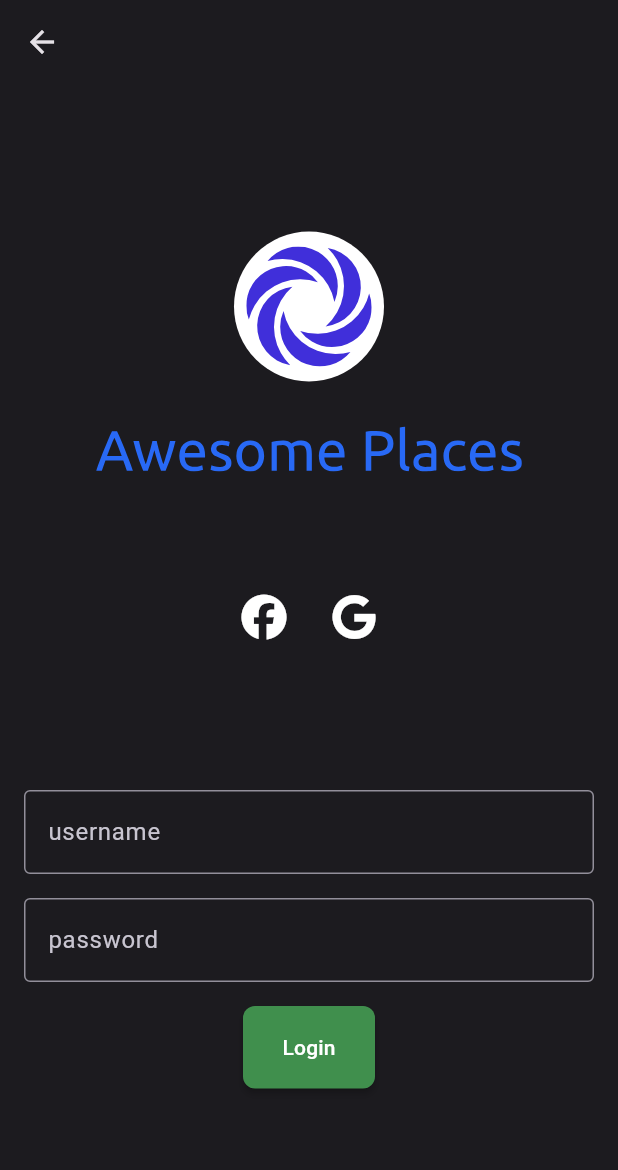
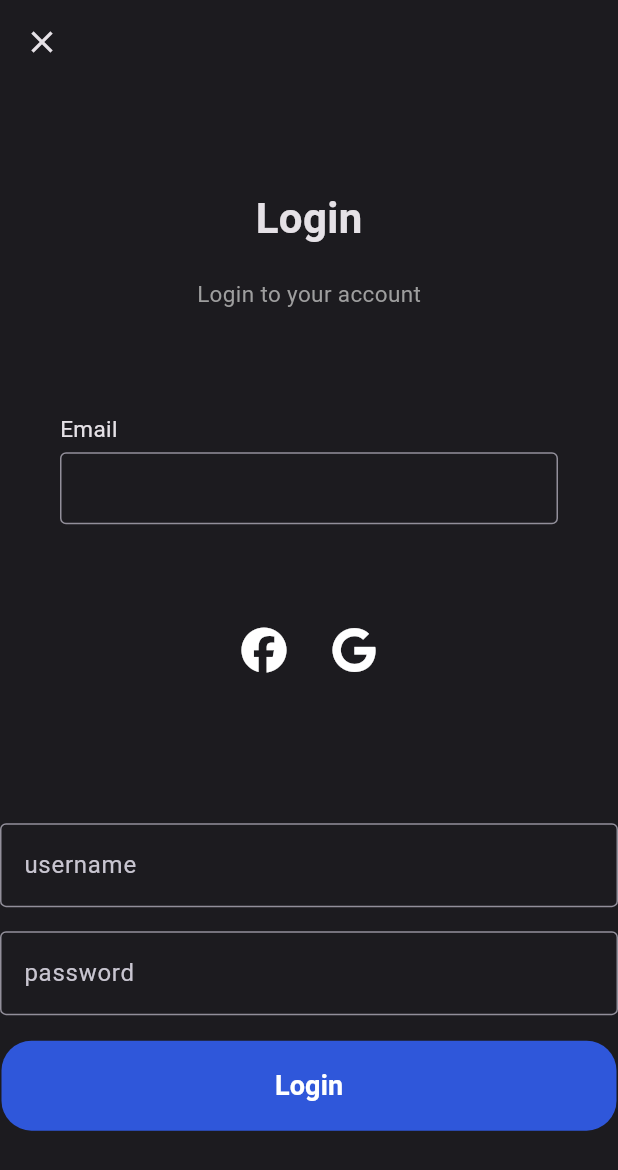
Before and after one commit to krystianpetek/AwesomePlaces, a Flutter app: the screen it shows after launch, after a tap on "Login", on a phone screen of 412 x 824 dp. Shown: the top 1170 px of the screen. Run offline on Flutter 3.47's test engine with Material 2 defaults, Android fonts, the phone set to English and light mode, and no system bars; our stand-ins replace flutter_riverpod, flutter_svg, font_awesome_flutter, go_router, shared_preferences.

Commit message:
App - Added redirect to routing when user isn't logged  Added http and shared_preferences package  Created appCache about logged user based on Shared Preferences Created auth provider Added logout user method to home screen

```diff
--- a/awesome_places/lib/src/features/auth/ui/login_screen.dart
+++ b/awesome_places/lib/src/features/auth/ui/login_screen.dart
@@ -1,8 +1,13 @@
+import 'dart:io';
+
+import 'package:awesome_places/src/features/auth/data/auth_provider.dart';
 import 'package:awesome_places/src/routes/constants.dart';
-import 'package:awesome_places/src/widgets/widgets.dart';
+import 'package:awesome_places/src/widgets/redirect_button.dart';
 import 'package:flutter/material.dart';
+import 'package:flutter_riverpod/flutter_riverpod.dart';
 import 'package:font_awesome_flutter/font_awesome_flutter.dart';
 import 'package:go_router/go_router.dart';
+import 'package:http/http.dart' as http;
 
 class LoginScreen extends StatelessWidget {
   LoginScreen({super.key, this.username});
@@ -15,23 +20,50 @@ class LoginScreen extends StatelessWidget {
 
   @override
   Widget build(BuildContext context) {
-    return Scaffold(
-      appBar: AppBar(),
-      body: Padding(
-        padding: const EdgeInsets.all(16),
-        child: Center(
+    return Consumer(builder: (context, ref, child) {
+      return Scaffold(
+        appBar: AppBar(
+          elevation: 0,
+          leading: IconButton(
+            icon: const Icon(Icons.close),
+            onPressed: () {
+              Navigator.pop(context);
+            },
+          ),
+        ),
+        body: Container(
+          width: double.infinity,
+          height: MediaQuery.of(context).size.height,
           child: Column(
             mainAxisAlignment: MainAxisAlignment.spaceEvenly,
             crossAxisAlignment: CrossAxisAlignment.stretch,
-            children: [
+            children: <Widget>[
               Column(
                 children: [
-                  BrandLogo(),
-                  SizedBox(
-                    height: 30,
+                  const Text(
+                    'Login',
+                    style: TextStyle(
+                      fontWeight: FontWeight.bold,
+                      fontSize: 28,
+                    ),
                   ),
-                  BrandName()
+                  const SizedBox(
+                    height: 20,
+                  ),
+                  Text(
+                    'Login to your account',
+                    style: TextStyle(
+                      color: Colors.grey[500],
+                      fontSize: 15,
+                    ),
+                  ),
                 ],
+              ),
+              Padding(
+                padding: EdgeInsets.symmetric(horizontal: 40),
+                child: Column(children: [
+                  buildInputField(label: 'Email'),
+                ]),
               ),
               Column(
                 children: [
@@ -59,14 +91,20 @@ class LoginScreen extends StatelessWidget {
                   const SizedBox(height: 16),
                   buildTextField('password'),
                   const SizedBox(height: 16),
-                  buildButton(context),
+                  RedirectButton(
+                    onClick: () {
+                      ref.read(authNotifierProvider).login('a', 'b');
+                      context.goNamed(Routes.home.name);
+                    },
+                    text: 'Login',
+                  ),
                 ],
               )
             ],
           ),
         ),
-      ),
-    );
+      );
+    });
   }
 
   Widget buildButton(BuildContext context) {
@@ -90,6 +128,43 @@ class LoginScreen extends StatelessWidget {
     );
   }
 
+  Widget buildInputField({label, obscureText = false}) {
+    return Column(
+      crossAxisAlignment: CrossAxisAlignment.start,
+      children: <Widget>[
+        Text(
+          label,
+          style: const TextStyle(
+            fontSize: 15,
+            fontWeight: FontWeight.w400,
+          ),
+        ),
+        const SizedBox(height: 5),
+        TextField(
+          obscureText: obscureText,
+          // cursorColor: logoColor,
+          decoration: const InputDecoration(
+            contentPadding: EdgeInsets.symmetric(vertical: 0, horizontal: 10),
+
+            border: OutlineInputBorder(
+              borderSide: BorderSide(
+                color: Colors.green,
+                width: 1.0,
+              ),
+            ),
+            focusedBorder: OutlineInputBorder(
+              borderSide: BorderSide(
+                color: Colors.green,
+              ),
+            ),
+            // hintText: hintText,
+            hintStyle: TextStyle(height: 0.5),
+          ),
+        )
+      ],
+    );
+  }
+
   Widget buildTextField(String hintText) {
     return TextField(
       cursorColor: logoColor,
@@ -102,7 +177,7 @@ class LoginScreen extends StatelessWidget {
         ),
         focusedBorder: const OutlineInputBorder(
           borderSide: BorderSide(
-            color: Colors.green,
+            color: Colors.grey,
           ),
         ),
         hintText: hintText,
--- a/awesome_places/lib/src/routes/app_router.dart
+++ b/awesome_places/lib/src/routes/app_router.dart
@@ -1,3 +1,4 @@
+import 'package:awesome_places/src/features/auth/data/auth_provider.dart';
 import 'package:awesome_places/src/features/auth/ui/login_screen.dart';
 import 'package:awesome_places/src/features/auth/ui/register_screen.dart';
 import 'package:awesome_places/src/features/auth/ui/welcome_screen.dart';
@@ -5,7 +6,6 @@ import 'package:awesome_places/src/features/explore/presentation/explore_screen.
 import 'package:awesome_places/src/features/home/presentation/home_screen.dart';
 import 'package:awesome_places/src/features/main/presentation/main_screen.dart';
 import 'package:awesome_places/src/features/not_found/presentation/not-found_screen.dart';
-import 'package:awesome_places/src/features/settings/data/providers/app_settings_provider.dart';
 import 'package:awesome_places/src/routes/constants.dart';
 import 'package:flutter/material.dart';
 import 'package:flutter_riverpod/flutter_riverpod.dart';
@@ -16,14 +16,25 @@ class AppRouter {
   static final _shellNavigatorKey = GlobalKey<NavigatorState>();
 
   static final router = Provider<GoRouter>((ref) {
-    final duplicated = ref.read(appSettingsNotifierProvider);
-    // final notifier = ref.read(goRouterNotifierProvider);
+    // final duplicated = ref.read(appSettingsNotifierProvider);
+    final auth = ref.read(authNotifierProvider);
 
     return GoRouter(
       debugLogDiagnostics: true,
       initialLocation: Routes.welcome.path,
       navigatorKey: _rootNavigatorKey,
-      // refreshListenable: notifier,
+      refreshListenable: auth,
+      redirect: (context, state) {
+        final loggedIn = auth.isLoggedIn;
+        final loggingIn = state.subloc == '/login';
+
+        final registeringIn = state.subloc == '/register';
+        if (!loggedIn && !loggingIn && registeringIn) return '/register';
+
+        if (!loggedIn) return loggingIn ? null : '/';
+        if (loggingIn) return Routes.home.path;
+        return null;
+      },
       routes: [
         GoRoute(
             name: Routes.welcome.name,
--- a/awesome_places/pubspec.yaml
+++ b/awesome_places/pubspec.yaml
@@ -14,6 +14,8 @@ dependencies:
   go_router: ^6.4.1
   flutter_svg: ^2.0.4
   font_awesome_flutter: ^10.4.0
+  http: ^0.13.5
+  shared_preferences: ^2.0.20
 dev_dependencies:
   flutter_test:
     sdk: flutter
--- a/awesome_places/tasks.txt
+++ b/awesome_places/tasks.txt
@@ -1,5 +1,6 @@
 login tab
 https://www.youtube.com/watch?v=bF7-67D3x3k
+https://www.youtube.com/watch?v=Hq7Wj6DshNs&t=582s
 login with animation
 https://www.youtube.com/watch?v=NHAIiAmxTAU&t=85s
 
@@ -53,6 +54,7 @@ https://medium.com/flutter-community/flutter-riverpod-tutorial-timer-app-186d046
 
 CONTROLLER
 https://www.flutterclutter.dev/flutter/tutorials/create-a-controller-for-a-custom-widget/2021/2149/
+https://jimmyleo.medium.com/write-a-controller-on-flutter-73286731a113
 
 Custom page transition
 https://medium.com/geekculture/defining-custom-page-transitions-in-flutter-e2972a464be
```
Also changed, not shown: awesome_places/lib/src/features/auth/data/app_cache.dart (added, +18 -0 lines), awesome_places/lib/src/features/auth/data/auth_provider.dart (added, +31 -0 lines), awesome_places/lib/src/features/home/presentation/home_screen.dart (+20 -5 lines), awesome_places/lib/src/widgets/redirect_button.dart (+0 -19 lines), 1 other file.
